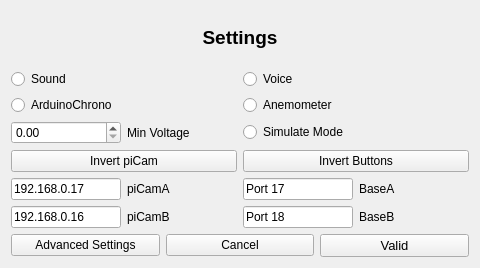
Qt form F3FChrono/gui/WSettings.ui (jomarin38/F3FChrono) before a commit.
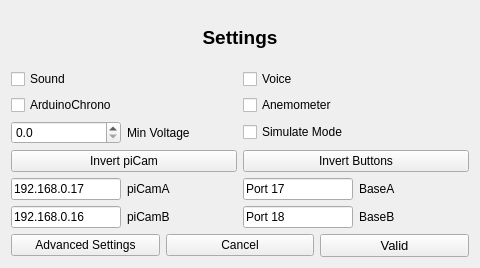
The same form after that commit.

Commit message: Adding wind speed & orientation stats during a run in chrono class Adding Vocal & sound Adding a new Sound class using PyQt sound module. A Speech module is available on PySide2 but not in PyQt5 Adding Gui Settings & Advanced Settings GPIO class created Differents littles evolutions.

Patch:
```diff
--- a/F3FChrono/gui/WSettings.ui
+++ b/F3FChrono/gui/WSettings.ui
@@ -39,13 +39,6 @@
      </item>
      <item>
       <layout class="QGridLayout" name="gridLayout_2">
-       <item row="2" column="1">
-        <widget class="QRadioButton" name="simulate_mode">
-         <property name="text">
-          <string>Simulate Mode</string>
-         </property>
-        </widget>
-       </item>
        <item row="5" column="0">
         <layout class="QHBoxLayout" name="horizontalLayout_6">
          <item>
@@ -85,7 +78,14 @@
        <item row="2" column="0">
         <layout class="QHBoxLayout" name="horizontalLayout_4">
          <item>
-          <widget class="QDoubleSpinBox" name="voltagemin"/>
+          <widget class="QDoubleSpinBox" name="voltagemin">
+           <property name="decimals">
+            <number>1</number>
+           </property>
+           <property name="singleStep">
+            <double>0.100000000000000</double>
+           </property>
+          </widget>
          </item>
          <item>
           <widget class="QLabel" name="label_2">
@@ -96,34 +96,6 @@
          </item>
         </layout>
        </item>
-       <item row="1" column="0">
-        <widget class="QRadioButton" name="arduino">
-         <property name="text">
-          <string>ArduinoChrono</string>
-         </property>
-        </widget>
-       </item>
-       <item row="0" column="0">
-        <widget class="QRadioButton" name="sound">
-         <property name="text">
-          <string>Sound</string>
-         </property>
-        </widget>
-       </item>
-       <item row="1" column="1">
-        <widget class="QRadioButton" name="anemometer">
-         <property name="text">
-          <string>Anemometer</string>
-         </property>
-        </widget>
-       </item>
-       <item row="0" column="1">
-        <widget class="QRadioButton" name="voice">
-         <property name="text">
-          <string>Voice</string>
-         </property>
-        </widget>
-       </item>
        <item row="3" column="0">
         <widget class="QPushButton" name="btn_invertpicam">
          <property name="text">
@@ -246,6 +218,41 @@
          </item>
         </layout>
        </item>
+       <item row="0" column="0">
+        <widget class="QCheckBox" name="sound">
+         <property name="text">
+          <string>Sound</string>
+         </property>
+        </widget>
+       </item>
+       <item row="0" column="1">
+        <widget class="QCheckBox" name="voice">
+         <property name="text">
+          <string>Voice</string>
+         </property>
+        </widget>
+       </item>
+       <item row="1" column="1">
+        <widget class="QCheckBox" name="anemometer">
+         <property name="text">
+          <string>Anemometer</string>
+         </property>
+        </widget>
+       </item>
+       <item row="2" column="1">
+        <widget class="QCheckBox" name="simulate_mode">
+         <property name="text">
+          <string>Simulate Mode</string>
+         </property>
+        </widget>
+       </item>
+       <item row="1" column="0">
+        <widget class="QCheckBox" name="arduino">
+         <property name="text">
+          <string>ArduinoChrono</string>
+         </property>
+        </widget>
+       </item>
       </layout>
      </item>
      <item>
```
The commit also changes 10 other files.
